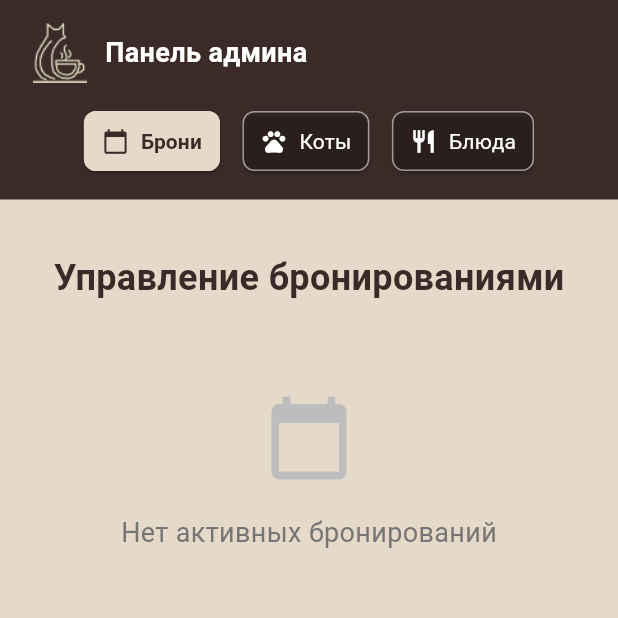
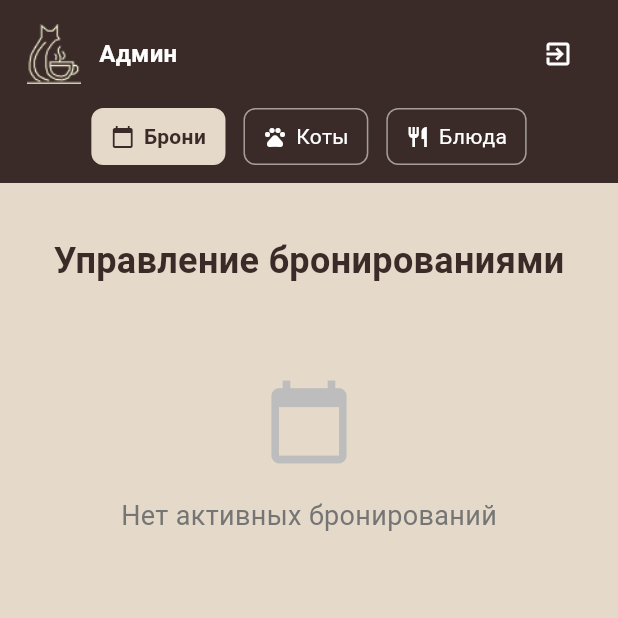
Before and after one commit to abcdefg-min/CafeCat, a Flutter app: the AdminDashboardScreen screen opened directly, on a phone screen of 412 x 824 dp, the top half of it. Run offline on Flutter 3.47's test engine with Material 3 defaults, Android fonts, the phone set to English and light mode, and no system bars; network calls fail.

Commit message:
изменение шапки у админа

```diff
--- a/lib/Admin_cat.dart
+++ b/lib/Admin_cat.dart
@@ -9,10 +9,12 @@ class AdminCatScreen extends StatelessWidget {
   Widget build(BuildContext context) {
     return Column(
       children: [
+        SizedBox(height: isMobile ? 15 : 20),
         Text(
           'Управление котами',
           style: TextStyle(
             fontSize: isMobile ? 20 : 35,
+            fontWeight: FontWeight.bold,
             color: Color(0xFF3A2B28),
           ),
         ),
--- a/lib/Admin_dishes.dart
+++ b/lib/Admin_dishes.dart
@@ -9,6 +9,7 @@ class AdminDishesScreen extends StatelessWidget {
   Widget build(BuildContext context) {
     return Column(
       children: [
+        SizedBox(height: isMobile ? 15 : 20),
         Text(
           'Управление блюдами дня',
           style: TextStyle(
--- a/lib/Admin_screen.dart
+++ b/lib/Admin_screen.dart
@@ -83,6 +83,7 @@ class _AdminDashboardScreenState extends State<AdminDashboardScreen> {
                 currentTab: _currentTab,
                 onTabChanged: _onTabChanged,
                 isMobile: isMobile,
+                parentContext: context,
               ),
 
               Expanded(
--- a/lib/main.dart
+++ b/lib/main.dart
@@ -1,6 +1,7 @@
 import 'package:flutter/material.dart';
-import 'Pages_vybor.dart';
+//import 'Pages_vybor.dart';
+import 'Pages_1.dart';
 
 void main() async {
-  runApp(const MaterialApp(home: VyborScreen()));
+  runApp(const MaterialApp(home: PagesScreen()));
 }
--- a/lib/widgets/SiteHeaderAdmin.dart
+++ b/lib/widgets/SiteHeaderAdmin.dart
@@ -4,12 +4,14 @@ class AdminHeader extends StatelessWidget {
   final int currentTab;
   final Function(int) onTabChanged;
   final bool isMobile;
+  final BuildContext parentContext; // Добавляем контекст
 
   const AdminHeader({
     super.key,
     required this.currentTab,
     required this.onTabChanged,
     required this.isMobile,
+    required this.parentContext,
   });
 
   @override
@@ -18,12 +20,62 @@ class AdminHeader extends StatelessWidget {
       color: Color(0xFF3A2B28),
       child: Padding(
         padding: EdgeInsets.symmetric(
-          horizontal: isMobile ? 20.0 : 120.0,
-          vertical: isMobile ? 15.0 : 20.0,
+          horizontal: isMobile ? 16.0 : 40.0,
+          vertical: isMobile ? 12.0 : 16.0,
         ),
-        child: Column(
+        child: isMobile
+            ? _buildMobileHeader(parentContext)
+            : _buildDesktopHeader(parentContext),
+      ),
+    );
+  }
+
+  Widget _buildDesktopHeader(BuildContext context) {
+    return Row(
+      mainAxisAlignment: MainAxisAlignment.spaceBetween,
+      crossAxisAlignment: CrossAxisAlignment.center,
       children: [
-            // Логотип и заголовок
+        Row(
+          children: [
+            Image.asset(
+              'assets/images/logo.png',
+              width: 50,
+              height: 50,
+            ),
+
+          ],
+        ),
+
+        Expanded(
+          child: Center(
+            child: Row(
+              mainAxisAlignment: MainAxisAlignment.center,
+              mainAxisSize: MainAxisSize.min,
+              children: [
+                _buildTabButton(0, 'Бронирования', Icons.calendar_today),
+                SizedBox(width: 16),
+                _buildTabButton(1, 'Коты', Icons.pets),
+                SizedBox(width: 16),
+                _buildTabButton(2, 'Блюда дня', Icons.restaurant),
+              ],
+            ),
+          ),
+        ),
+
+        IconButton(
+          icon: Icon(Icons.exit_to_app, color: Color.fromARGB(255, 229, 217, 201), size: 30),
+          onPressed: () {
+            Navigator.pushReplacementNamed(context, '/');
+          },
+          tooltip: 'Выход',
+        ),
+      ],
+    );
+  }
+
+  Widget _buildMobileHeader(BuildContext context) {
+    return Column(
+      children: [
         Row(
           mainAxisAlignment: MainAxisAlignment.spaceBetween,
           children: [
@@ -31,97 +83,95 @@ class AdminHeader extends StatelessWidget {
               children: [
                 Image.asset(
                   'assets/images/logo.png',
-                      width: isMobile ? 40 : 60,
-                      height: isMobile ? 40 : 60,
+                  width: 40,
+                  height: 40,
                 ),
-                    SizedBox(width: isMobile ? 10 : 20),
+                SizedBox(width: 10),
                 Text(
-                      'Панель админа',
+                  'Админ',
                   style: TextStyle(
-                        fontSize: isMobile ? 18 : 24,
+                    fontSize: 16,
                     fontWeight: FontWeight.bold,
                     color: Colors.white,
                   ),
                 ),
               ],
             ),
-                if (!isMobile)
             IconButton(
-                    icon: Icon(Icons.exit_to_app, color: Colors.white),
+              icon: Icon(Icons.exit_to_app, color: Colors.white, size: 20),
               onPressed: () {
-                      Navigator.pushReplacementNamed(context, '/');
+                Navigator.pushReplacementNamed(context, '/'); // Теперь контекст доступен
               },
             ),
           ],
         ),
 
-            SizedBox(height: isMobile ? 15 : 25),
+        SizedBox(height: 12),
 
-            // Навигационные вкладки
-            isMobile ? _buildMobileTabs() : _buildDesktopTabs(),
-          ],
-        ),
-      ),
-    );
-  }
-
-  Widget _buildDesktopTabs() {
-    return Row(
-      mainAxisAlignment: MainAxisAlignment.center,
-      children: [
-        _buildTabButton(0, 'Бронирования', Icons.calendar_today),
-        SizedBox(width: 20),
-        _buildTabButton(1, 'Коты', Icons.pets),
-        SizedBox(width: 20),
-        _buildTabButton(2, 'Блюда дня', Icons.restaurant),
-      ],
-    );
-  }
-
-  Widget _buildMobileTabs() {
-    return SingleChildScrollView(
+        SingleChildScrollView(
           scrollDirection: Axis.horizontal,
           child: Row(
             children: [
               _buildTabButton(0, 'Брони', Icons.calendar_today),
-          SizedBox(width: 15),
+              SizedBox(width: 12),
               _buildTabButton(1, 'Коты', Icons.pets),
-          SizedBox(width: 15),
+              SizedBox(width: 12),
               _buildTabButton(2, 'Блюда', Icons.restaurant),
             ],
           ),
+        ),
+      ],
     );
   }
 
   Widget _buildTabButton(int tabIndex, String title, IconData icon) {
     final isSelected = currentTab == tabIndex;
 
-    return ElevatedButton.icon(
-      onPressed: () => onTabChanged(tabIndex),
-      style: ElevatedButton.styleFrom(
-        backgroundColor: isSelected
-            ? Color.fromARGB(255, 229, 217, 201)
-            : Colors.transparent,
-        foregroundColor: isSelected ? Color(0xFF3A2B28) : Colors.white,
-        shape: RoundedRectangleBorder(
+    return Container(
+      decoration: isSelected
+          ? BoxDecoration(
+              color: Color.fromARGB(255, 229, 217, 201),
               borderRadius: BorderRadius.circular(8),
-          side: BorderSide(
-            color: isSelected
-                ? Color.fromARGB(255, 229, 217, 201)
-                : Colors.white54,
+              border: Border.all(
+                color: Color.fromARGB(255, 229, 217, 201),
+              ),
+            )
+          : BoxDecoration(
+              borderRadius: BorderRadius.circular(8),
+              border: Border.all(
+                color: Colors.white54,
               ),
             ),
+      child: Material(
+        color: Colors.transparent,
+        child: InkWell(
+          onTap: () => onTabChanged(tabIndex),
+          borderRadius: BorderRadius.circular(8),
+          child: Padding(
             padding: EdgeInsets.symmetric(
-          horizontal: isMobile ? 12 : 20,
-          vertical: isMobile ? 8 : 12,
+              horizontal: isMobile ? 12 : 16,
+              vertical: isMobile ? 8 : 10,
             ),
+            child: Row(
+              mainAxisSize: MainAxisSize.min,
+              children: [
+                Icon(
+                  icon,
+                  size: isMobile ? 16 : 20,
+                  color: isSelected ? Color(0xFF3A2B28) : Colors.white,
                 ),
-      icon: Icon(icon, size: isMobile ? 18 : 24),
-      label: Text(
+                SizedBox(width: 6),
+                Text(
                   title,
                   style: TextStyle(
                     fontSize: isMobile ? 14 : 16,
                     fontWeight: isSelected ? FontWeight.bold : FontWeight.normal,
+                    color: isSelected ? Color(0xFF3A2B28) : Colors.white,
+                  ),
+                ),
+              ],
+            ),
+          ),
         ),
       ),
     );
```
Lines whose indentation alone changed are shown as unchanged.
